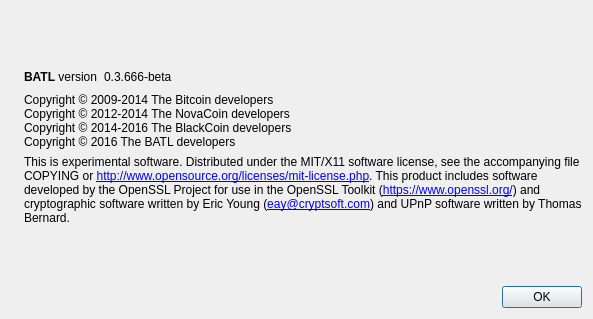
BattlestarCoin/BattlestarCoin, file src/qt/forms/aboutdialog.ui: the form before one commit.
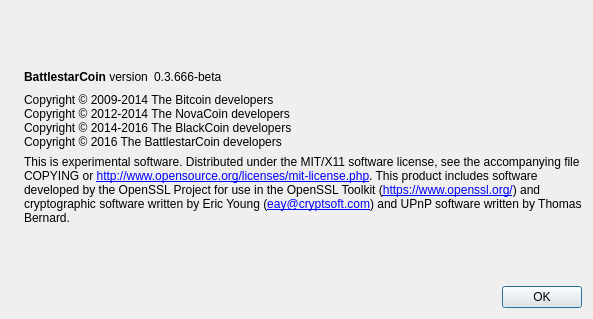
The form after the commit. Icons and pictures are not drawn.

Commit message: Battlestarcoin updates; 36 BATL POS reward after block 130000;

Diff of the .ui file:
```diff
--- a/src/qt/forms/aboutdialog.ui
+++ b/src/qt/forms/aboutdialog.ui
@@ -50,7 +50,7 @@
           <cursorShape>IBeamCursor</cursorShape>
          </property>
          <property name="text">
-          <string>&lt;b&gt;BATL&lt;/b&gt; version</string>
+          <string>&lt;b&gt;BattlestarCoin&lt;/b&gt; version</string>
          </property>
          <property name="textInteractionFlags">
           <set>Qt::LinksAccessibleByMouse|Qt::TextSelectableByKeyboard|Qt::TextSelectableByMouse</set>
@@ -94,7 +94,7 @@
         <string>Copyright © 2009-2014 The Bitcoin developers
 Copyright © 2012-2014 The NovaCoin developers
 Copyright © 2014-2016 The BlackCoin developers
-Copyright © 2016 The BATL developers</string>
+Copyright © 2016 The BattlestarCoin developers</string>
        </property>
        <property name="textInteractionFlags">
         <set>Qt::LinksAccessibleByMouse|Qt::TextSelectableByKeyboard|Qt::TextSelectableByMouse</set>
```
Left out of the diff: 2 changed lines with no effect on the pictures. The commit also changes 104 other files.
